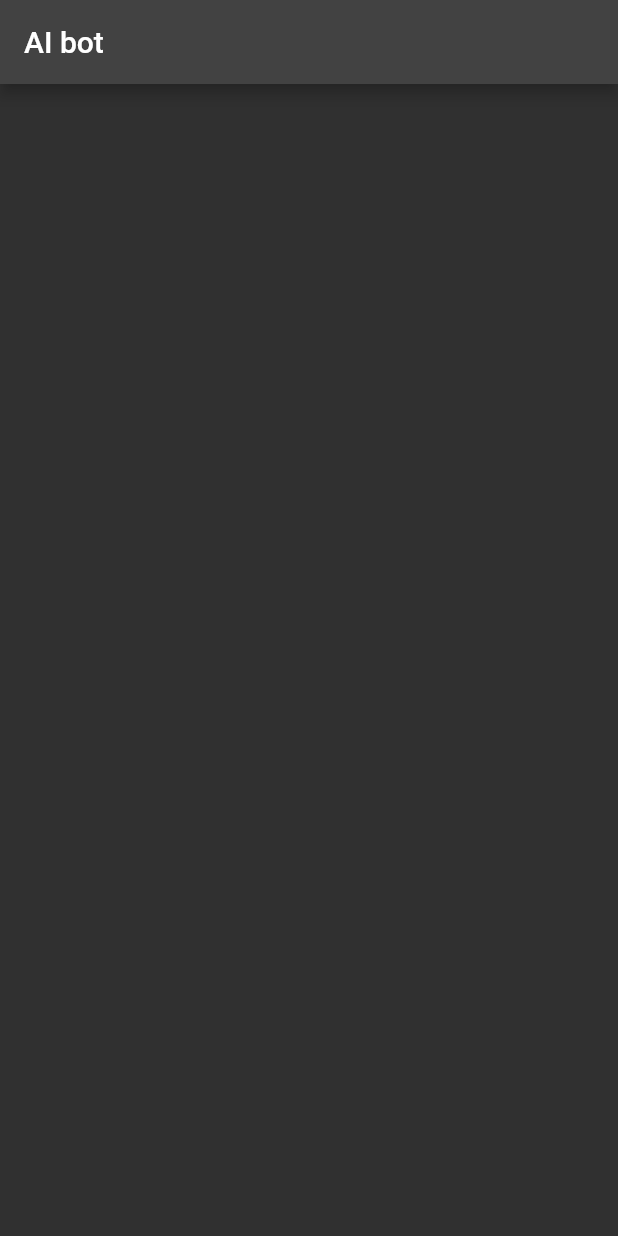
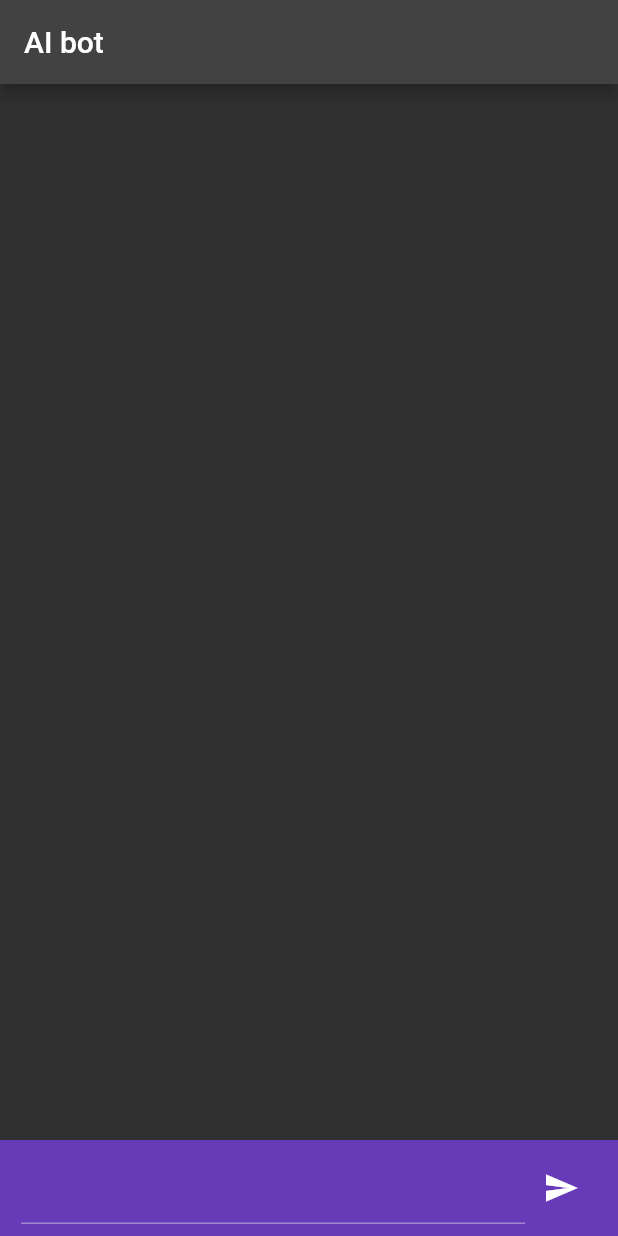
Before and after one commit to KrishChopra22/flutter_ai_bot, a Flutter app: the screen it shows after launch, on a phone screen of 412 x 824 dp. Run offline on Flutter 3.47's test engine with Material 2 defaults, Android fonts, the phone set to English and light mode, and no system bars; missing offline and left inert: dialog_flowtter.

Commit message:
MessagesScreen added

```diff
--- a/lib/main.dart
+++ b/lib/main.dart
@@ -31,7 +31,7 @@ class MyHomePage extends StatefulWidget {
 
 class _MyHomePageState extends State<MyHomePage> {
   late DialogFlowtter dialogFlowtter;
-  final TextEditingController controller = TextEditingController();
+  final TextEditingController _controller = TextEditingController();
 
   List<Map<String, dynamic>> messages = [];
 
@@ -49,9 +49,33 @@ class _MyHomePageState extends State<MyHomePage> {
       ),
       body: Container(
         child: Column(children: [
-          Expanded(child: Messages(messages: messages)),
+          Expanded(child: MessagesScreen(messages: messages)),
+          Container(
+            padding: EdgeInsets.symmetric(horizontal: 14, vertical: 8),
+            color: Colors.deepPurple,
+            child: Row(
+              children: [
+                Expanded(
+                    child: TextField(
+                  controller: _controller,
+                  style: TextStyle(
+                    color: Colors.white,
+                  ),
+                )),
+                IconButton(onPressed: () {}, icon: Icon(Icons.send))
+              ],
+            ),
+          )
         ]),
       ),
     );
   }
+
+  sendMessage(String text) async {
+    if (text.isEmpty) {
+      print('No Message found');
+    } else {
+      setState(() {});
+    }
+  }
 }
--- a/lib/screens/messages.dart
+++ b/lib/screens/messages.dart
@@ -1,14 +1,14 @@
 import 'package:flutter/material.dart';
 
-class Messages extends StatefulWidget {
+class MessagesScreen extends StatefulWidget {
   final List messages;
-  const Messages({super.key, required this.messages});
+  const MessagesScreen({super.key, required this.messages});
 
   @override
-  State<Messages> createState() => _MessagesState();
+  State<MessagesScreen> createState() => _MessagesScreenState();
 }
 
-class _MessagesState extends State<Messages> {
+class _MessagesScreenState extends State<MessagesScreen> {
   @override
   Widget build(BuildContext context) {
     return Container();
```
